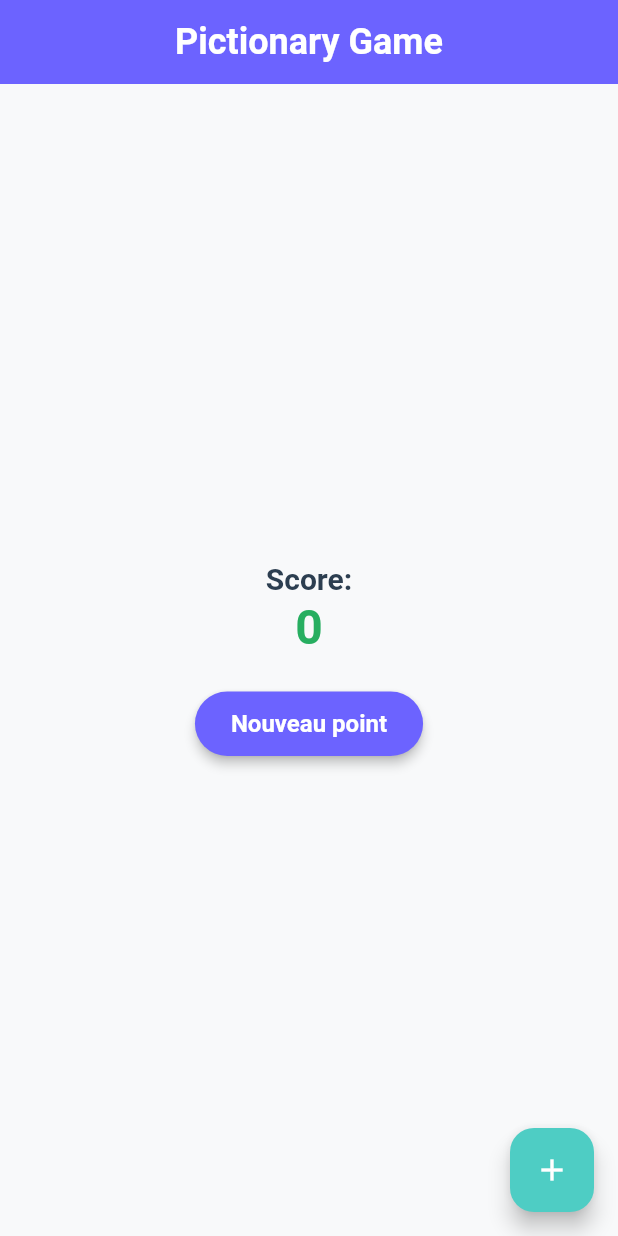
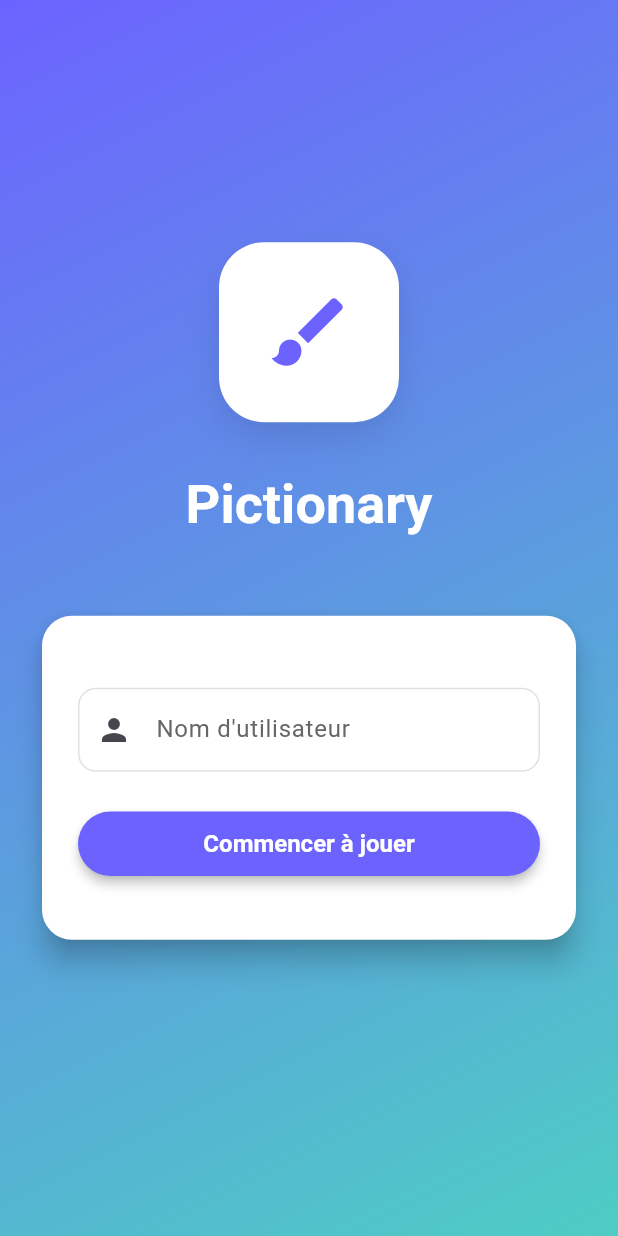
Before and after one commit to Emk0oo/pictionnary, a Flutter app: the screen it shows after launch, on a phone screen of 412 x 824 dp. Run offline on Flutter 3.47's test engine with Material 3 defaults, Android fonts, the phone set to English and light mode, and no system bars.

Commit message:
Add login and game screens with navigation; introduce global username variable

```diff
--- /dev/null
+++ b/lib/data/global_data.dart
@@ -0,0 +1 @@
+String username = '';
--- a/lib/main.dart
+++ b/lib/main.dart
@@ -1,4 +1,7 @@
 import 'package:flutter/material.dart';
+import 'screen/login.dart';
+import 'screen/joinGame.dart';
+import 'screen/createGame.dart';
 
 void main() {
   runApp(const MyApp());
@@ -155,130 +158,13 @@
           thickness: 1,
           space: 16,
         ),
-
-        // Couleurs personnalisées pour les alertes/scores
-        extensions: const <ThemeExtension<dynamic>>[
-          GameColorsExtension(
-            success: Color(0xFF27AE60),
-            warning: Color(0xFFF39C12),
-            info: Color(0xFF3498DB),
-            correct: Color(0xFF2ECC71),
-            incorrect: Color(0xFFE74C3C),
-            neutral: Color(0xFF95A5A6),
-          ),
-        ],
       ),
-      home: const MyHomePage(title: 'Pictionary Game'),
+      initialRoute: '/',
+      routes: {
+        '/': (context) => const LoginScreen(),
+        '/joinGame': (context) => const JoinGameScreen(),
+        '/createGame': (context) => const CreateGameScreen(),
+      },
     );
   }
 }
-
-// Extension pour les couleurs spécifiques au jeu
-class GameColorsExtension extends ThemeExtension<GameColorsExtension> {
-  const GameColorsExtension({
-    required this.success,
-    required this.warning,
-    required this.info,
-    required this.correct,
-    required this.incorrect,
-    required this.neutral,
-  });
-
-  final Color success;
-  final Color warning;
-  final Color info;
-  final Color correct;
-  final Color incorrect;
-  final Color neutral;
-
-  @override
-  GameColorsExtension copyWith({
-    Color? success,
-    Color? warning,
-    Color? info,
-    Color? correct,
-    Color? incorrect,
-    Color? neutral,
-  }) {
-    return GameColorsExtension(
-      success: success ?? this.success,
-      warning: warning ?? this.warning,
-      info: info ?? this.info,
-      correct: correct ?? this.correct,
-      incorrect: incorrect ?? this.incorrect,
-      neutral: neutral ?? this.neutral,
-    );
-  }
-
-  @override
-  GameColorsExtension lerp(
-    ThemeExtension<GameColorsExtension>? other,
-    double t,
-  ) {
-    if (other is! GameColorsExtension) {
-      return this;
-    }
-    return GameColorsExtension(
-      success: Color.lerp(success, other.success, t)!,
-      warning: Color.lerp(warning, other.warning, t)!,
-      info: Color.lerp(info, other.info, t)!,
-      correct: Color.lerp(correct, other.correct, t)!,
-      incorrect: Color.lerp(incorrect, other.incorrect, t)!,
-      neutral: Color.lerp(neutral, other.neutral, t)!,
-    );
-  }
-}
-
-// Votre classe MyHomePage reste identique
-class MyHomePage extends StatefulWidget {
-  const MyHomePage({super.key, required this.title});
-
-  final String title;
-
-  @override
-  State<MyHomePage> createState() => _MyHomePageState();
-}
-
-class _MyHomePageState extends State<MyHomePage> {
-  int _counter = 0;
-
-  void _incrementCounter() {
-    setState(() {
-      _counter++;
-    });
-  }
-
-  @override
-  Widget build(BuildContext context) {
-    // Exemple d'utilisation des couleurs personnalisées
-    final gameColors = Theme.of(context).extension<GameColorsExtension>()!;
-
-    return Scaffold(
-      appBar: AppBar(title: Text(widget.title)),
-      body: Center(
-        child: Column(
-          mainAxisAlignment: MainAxisAlignment.center,
-          children: <Widget>[
-            Text('Score:', style: Theme.of(context).textTheme.titleLarge),
-            Text(
-              '$_counter',
-              style: Theme.of(
-                context,
-              ).textTheme.headlineLarge?.copyWith(color: gameColors.success),
-            ),
-            const SizedBox(height: 20),
-            ElevatedButton(
-              onPressed: _incrementCounter,
-              child: const Text('Nouveau point'),
-            ),
-          ],
-        ),
-      ),
-      floatingActionButton: FloatingActionButton(
-        onPressed: _incrementCounter,
-        tooltip: 'Ajouter un point',
-        child: const Icon(Icons.add),
-      ),
-    );
-  }
-}
--- /dev/null
+++ b/lib/screen/login.dart
@@ -0,0 +1,238 @@
+import 'package:flutter/material.dart';
+import '../data/global_data.dart' as global;
+
+class LoginScreen extends StatefulWidget {
+  const LoginScreen({super.key});
+
+  @override
+  State<LoginScreen> createState() => _LoginScreenState();
+}
+
+class _LoginScreenState extends State<LoginScreen> {
+  final _formKey = GlobalKey<FormState>();
+  final _usernameController = TextEditingController();
+  bool _isLoading = false;
+  bool _isLoggedIn = false;
+
+  @override
+  void dispose() {
+    _usernameController.dispose();
+    super.dispose();
+  }
+
+  void _handleLogin() async {
+    if (_formKey.currentState!.validate()) {
+      setState(() {
+        _isLoading = true;
+      });
+
+      // Simulation d'une connexion
+      await Future.delayed(const Duration(seconds: 2));
+
+      setState(() {
+        _isLoading = false;
+        _isLoggedIn = true;
+      });
+    }
+  }
+
+  void _handleNewGame() {
+    // Navigation vers création de nouvelle partie
+    Navigator.pushNamed(context, '/new-game');
+  }
+
+  void _handleJoinGame() {
+    // Navigation vers rejoindre une partie
+    Navigator.pushNamed(context, '/join-game');
+  }
+
+  @override
+  Widget build(BuildContext context) {
+    return Scaffold(
+      body: Container(
+        decoration: const BoxDecoration(
+          gradient: LinearGradient(
+            begin: Alignment.topLeft,
+            end: Alignment.bottomRight,
+            colors: [Color(0xFF6C63FF), Color(0xFF4ECDC4)],
+          ),
+        ),
+        child: SafeArea(
+          child: Center(
+            child: SingleChildScrollView(
+              padding: const EdgeInsets.all(24.0),
+              child: Column(
+                mainAxisAlignment: MainAxisAlignment.center,
+                children: [
+                  // Logo/Icône de l'app
+                  Container(
+                    width: 120,
+                    height: 120,
+                    decoration: BoxDecoration(
+                      color: Colors.white,
+                      borderRadius: BorderRadius.circular(30),
+                      boxShadow: [
+                        BoxShadow(
+                          color: Colors.black.withOpacity(0.1),
+                          blurRadius: 20,
+                          offset: const Offset(0, 10),
+                        ),
+                      ],
+                    ),
+                    child: const Icon(
+                      Icons.brush,
+                      size: 60,
+                      color: Color(0xFF6C63FF),
+                    ),
+                  ),
+
+                  const SizedBox(height: 32),
+
+                  // Titre de l'application
+                  Text(
+                    'Pictionary',
+                    style: Theme.of(context).textTheme.headlineLarge?.copyWith(
+                      color: Colors.white,
+                      fontSize: 36,
+                    ),
+                  ),
+
+                  const SizedBox(height: 48),
+
+                  // Carte principale
+                  Card(
+                    elevation: 8,
+                    shape: RoundedRectangleBorder(
+                      borderRadius: BorderRadius.circular(20),
+                    ),
+                    child: Padding(
+                      padding: const EdgeInsets.all(24.0),
+                      child:
+                          _isLoggedIn
+                              ? _buildWelcomeContent()
+                              : _buildLoginContent(),
+                    ),
+                  ),
+
+                  const SizedBox(height: 32),
+                ],
+              ),
+            ),
+          ),
+        ),
+      ),
+    );
+  }
+
+  Widget _buildLoginContent() {
+    return Form(
+      key: _formKey,
+      child: Column(
+        crossAxisAlignment: CrossAxisAlignment.stretch,
+        children: [
+          const SizedBox(height: 24),
+
+          // Champ nom d'utilisateur
+          TextFormField(
+            controller: _usernameController,
+            decoration: const InputDecoration(
+              labelText: 'Nom d\'utilisateur',
+              prefixIcon: Icon(Icons.person),
+              hintText: 'Entre ton pseudo',
+            ),
+            validator: (value) {
+              if (value == null || value.trim().isEmpty) {
+                return 'Veuillez entrer un nom d\'utilisateur';
+              }
+              if (value.trim().length < 2) {
+                return 'Le nom doit contenir au moins 2 caractères';
+              }
+              if (value.trim().length > 15) {
+                return 'Le nom ne peut pas dépasser 15 caractères';
+              }
+              return null;
+            },
+            onChanged: (value) => global.username = value.trim(),
+            textInputAction: TextInputAction.done,
+            onFieldSubmitted: (_) => _handleLogin(),
+          ),
+
+          const SizedBox(height: 24),
+
+          // Bouton de connexion
+          ElevatedButton(
+            onPressed: _isLoading ? null : _handleLogin,
+            child:
+                _isLoading
+                    ? const SizedBox(
+                      height: 20,
+                      width: 20,
+                      child: CircularProgressIndicator(
+                        strokeWidth: 2,
+                        valueColor: AlwaysStoppedAnimation<Color>(Colors.white),
+                      ),
+                    )
+                    : const Text('Commencer à jouer'),
+          ),
+
+          const SizedBox(height: 16),
+        ],
+      ),
+    );
+  }
+
+  Widget _buildWelcomeContent() {
+    return Column(
+      crossAxisAlignment: CrossAxisAlignment.stretch,
+      children: [
+        const SizedBox(height: 16),
+
+        // Message de bienvenue
+        Text(
+          'Bienvenue ${global.username} !',
+          style: Theme.of(context).textTheme.titleLarge?.copyWith(
+            fontSize: 24,
+            fontWeight: FontWeight.bold,
+          ),
+          textAlign: TextAlign.center,
+        ),
+
+        const SizedBox(height: 8),
+
+        Text(
+          'Prêt à jouer au Pictionary ?',
+          style: Theme.of(
+            context,
+          ).textTheme.bodyLarge?.copyWith(color: Colors.grey[600]),
+          textAlign: TextAlign.center,
+        ),
+
+        const SizedBox(height: 32),
+
+        // Bouton Nouvelle partie
+        ElevatedButton.icon(
+          onPressed: _handleNewGame,
+          icon: const Icon(Icons.add),
+          label: const Text('Nouvelle partie'),
+          style: ElevatedButton.styleFrom(
+            padding: const EdgeInsets.symmetric(vertical: 16),
+          ),
+        ),
+
+        const SizedBox(height: 16),
+
+        // Bouton Rejoindre une partie
+        OutlinedButton.icon(
+          onPressed: _handleJoinGame,
+          icon: const Icon(Icons.group_add),
+          label: const Text('Rejoindre une partie'),
+          style: OutlinedButton.styleFrom(
+            padding: const EdgeInsets.symmetric(vertical: 16),
+          ),
+        ),
+
+        const SizedBox(height: 16),
+      ],
+    );
+  }
+}
```
Also changed, not shown: lib/screen/createGame.dart (added, +15 -0 lines), lib/screen/joinGame.dart (added, +15 -0 lines).
